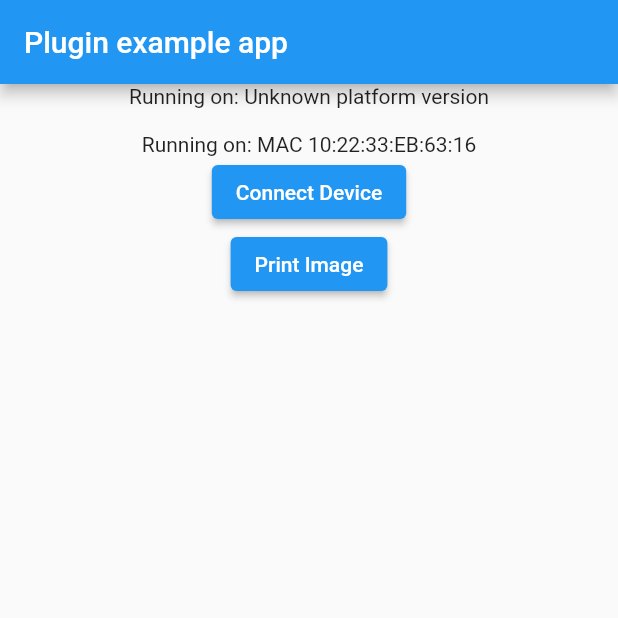
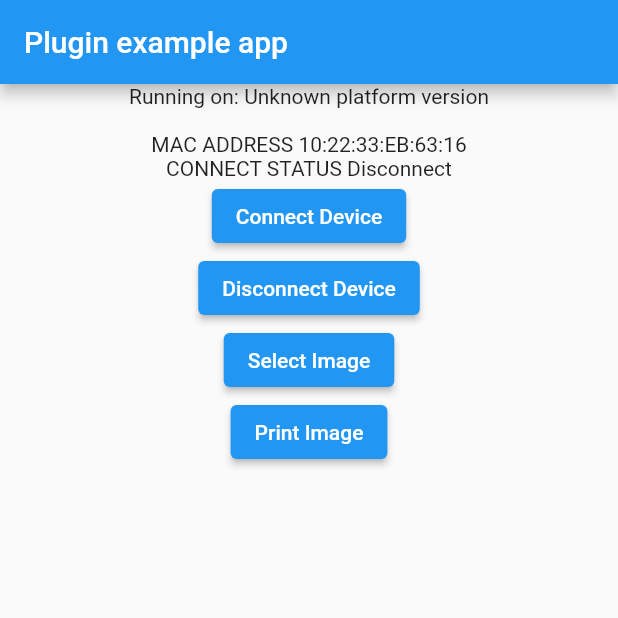
Before and after one commit to KyawSoeW1n/xprinter_print_image_plugin, a Flutter app: the screen it shows after launch, after a tap on "Connect Device", on a phone screen of 412 x 824 dp, the top half of it. Run offline on Flutter 3.47's test engine with Material 2 defaults, Android fonts, the phone set to English and light mode, and no system bars; our stand-ins replace flutter_blue_plus, image_picker, plugin_platform_interface.

Commit message:
Implement Print Image With File Path

```diff
--- a/example/lib/main.dart
+++ b/example/lib/main.dart
@@ -5,6 +5,8 @@ import 'dart:io';
 import 'package:flutter/material.dart';
 import 'package:flutter/services.dart';
 import 'package:flutter_blue_plus/flutter_blue_plus.dart';
+import 'package:image_picker/image_picker.dart';
+import 'package:xprinter_print_image_plugin/connect_status.dart';
 import 'package:xprinter_print_image_plugin/xprinter_print_image_plugin.dart';
 
 void main() {
@@ -21,12 +23,17 @@ class MyApp extends StatefulWidget {
 class _MyAppState extends State<MyApp> {
   String _platformVersion = 'Unknown';
   String bluetoothMacAddress = 'Unknown MAC';
+  String connectStatus = "Disconnect";
+
   final _xprinterPrintImagePlugin = XprinterPrintImagePlugin();
 
   @override
   void initState() {
     super.initState();
     initPlatformState();
+    XprinterPrintImagePlugin.onPrintStatus().listen((event) {
+      log('onPrint Status $event');
+    });
     _getBluetoothMacAddress();
   }
 
@@ -103,10 +110,19 @@ class _MyAppState extends State<MyApp> {
           child: Column(
             children: [
               Text('Running on: $_platformVersion\n'),
-              Text('Running on: MAC $bluetoothMacAddress'),
+              Text('MAC ADDRESS $bluetoothMacAddress'),
+              Text('CONNECT STATUS $connectStatus'),
               ElevatedButton(
                 onPressed: connectDevice,
                 child: const Text("Connect Device"),
+              ),
+              ElevatedButton(
+                onPressed: disconnectDevice,
+                child: const Text("Disconnect Device"),
+              ),
+              ElevatedButton(
+                onPressed: pickImage,
+                child: const Text("Select Image"),
               ),
               ElevatedButton(
                 onPressed: selectImage,
@@ -120,6 +136,7 @@ class _MyAppState extends State<MyApp> {
   }
 
   void selectImage() {
+    XprinterPrintImagePlugin.platformVersion;
     log("Select Image");
   }
 
@@ -127,7 +144,26 @@ class _MyAppState extends State<MyApp> {
     XprinterPrintImagePlugin.connectDevice(
       macAddress: bluetoothMacAddress,
     ).then((res) {
-      log('Connected Status \t $res');
+      if (res == ConnectStatus.connectSuccess.code) {
+        connectStatus = "Connected";
+      } else {
+        connectStatus = "Disconnect";
+      }
+      setState(() {});
     });
   }
+
+  pickImage() async {
+    final ImagePicker picker = ImagePicker();
+    final result = await picker.pickImage(source: ImageSource.gallery);
+    if (result != null) printImage(result.path);
+  }
+
+  printImage(String filePath) {
+    XprinterPrintImagePlugin.printImage(filePath: filePath);
+  }
+
+  void disconnectDevice() {
+    XprinterPrintImagePlugin.disconnectDevice();
+  }
 }
--- a/example/pubspec.yaml
+++ b/example/pubspec.yaml
@@ -29,6 +29,7 @@ dependencies:
   # Use with the CupertinoIcons class for iOS style icons.
   cupertino_icons: ^1.0.2
   flutter_blue_plus: ^1.15.8
+  image_picker: ^1.0.4
 
 dev_dependencies:
   integration_test:
--- /dev/null
+++ b/lib/connect_status.dart
@@ -0,0 +1,12 @@
+enum ConnectStatus {
+  connectSuccess(1),
+  connectFail(2),
+  sendFail(3),
+  connectInterrupt(4),
+  usbAttached(5),
+  bluetoothInterrupt(6);
+
+  final int code;
+
+  const ConnectStatus(this.code);
+}
--- a/lib/xprinter_print_image_plugin.dart
+++ b/lib/xprinter_print_image_plugin.dart
@@ -1,3 +1,5 @@
+import 'dart:developer';
+
 import 'package:flutter/services.dart';
 
 import 'xprinter_print_image_plugin_platform_interface.dart';
@@ -7,7 +9,7 @@ class XprinterPrintImagePlugin {
       MethodChannel('xprinter_print_image_plugin');
   static const EventChannel _eventChannel =
       EventChannel('xprinter_print_image_plugin/print_image');
-  static Stream<dynamic>? _streamPayStatus;
+  static Stream<dynamic>? _streamPrintStatus;
 
   Future<String?> getPlatformVersion() {
     return XprinterPrintImagePluginPlatform.instance.getPlatformVersion();
@@ -15,18 +17,30 @@ class XprinterPrintImagePlugin {
 
   static Future<String> get platformVersion async {
     final String version = await _channel.invokeMethod('getPlatformVersion');
+    log("VERSION $version");
     return version;
   }
 
   static Stream<dynamic> onPrintStatus() {
-    _streamPayStatus = _eventChannel.receiveBroadcastStream();
-    return _streamPayStatus!;
+    _streamPrintStatus = _eventChannel.receiveBroadcastStream();
+    return _streamPrintStatus!;
   }
 
-  static Future<String> connectDevice({required String macAddress}) async {
-    final String data = await _channel.invokeMethod('connectDevice', {
+  static Future<int> connectDevice({required String macAddress}) async {
+    final data = await _channel.invokeMethod('connectDevice', {
       'macAddress': macAddress,
     });
     return data;
   }
+
+  static Future<int> printImage({required String filePath}) async {
+    final data = await _channel.invokeMethod('printImage', {
+      'bitmap': filePath,
+    });
+    return data;
+  }
+
+  static Future<void> disconnectDevice() async {
+    await _channel.invokeMethod('disconnectDevice');
+  }
 }
```
Also changed, not shown: 1 other file.
